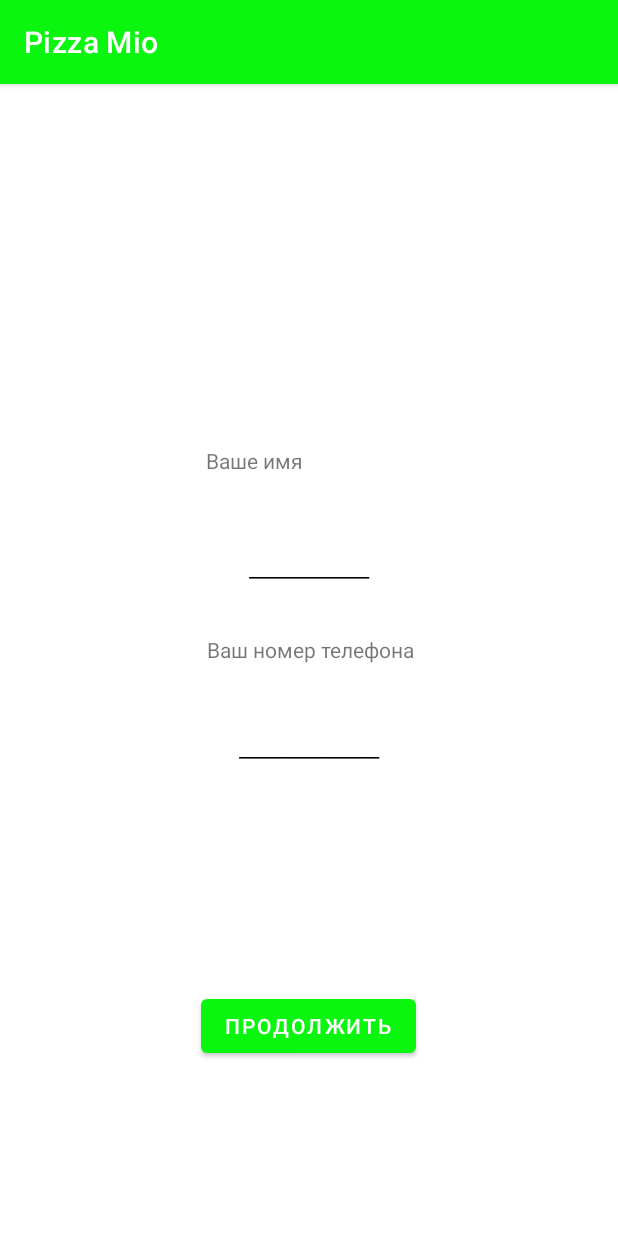
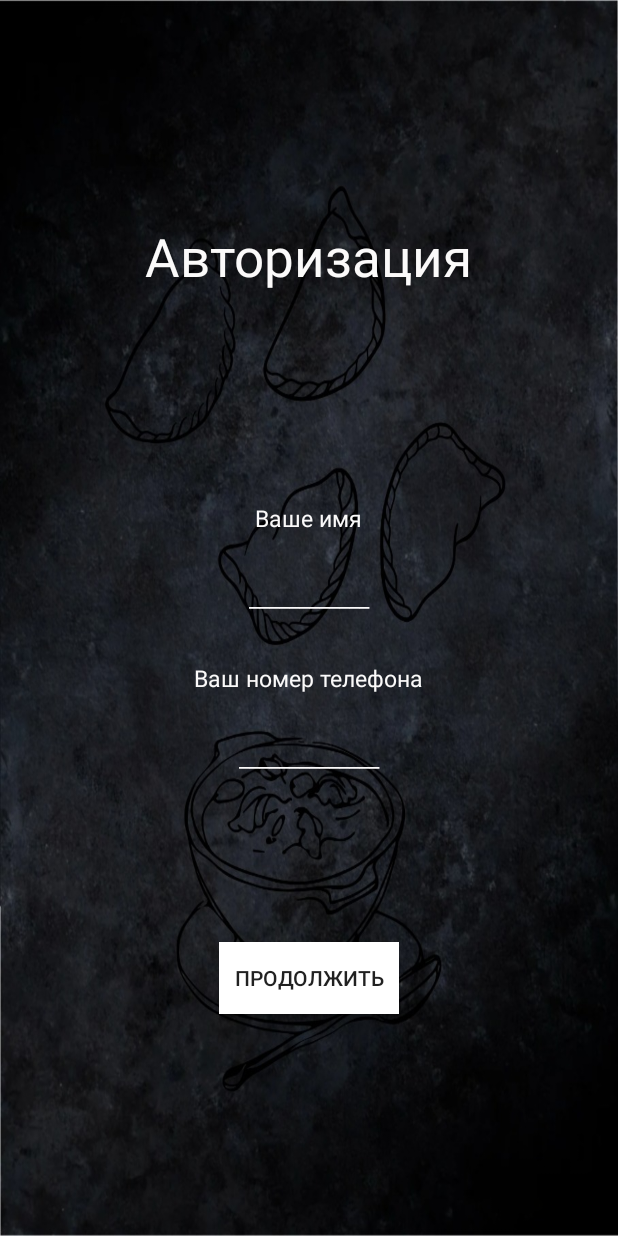
Before and after one commit to IgorK91/MioPizza, an Android app: the MainActivity screen opened directly, with no data from a screen before it, in the side drawer, after a tap on "Выход", on a phone screen of 412 x 824 dp. Run offline under Robolectric (Android 15) with nearby library versions, the phone set to English and light mode, and no system bars; our stand-ins replace Firebase (no records; nobody signed in at launch, a user with empty details on screens opened directly), navigation-ui; 2 statements that could not run were skipped.

Commit message:
28.05.2021

```diff
--- a/app/src/main/AndroidManifest.xml
+++ b/app/src/main/AndroidManifest.xml
@@ -19,7 +19,8 @@
         android:supportsRtl="true"
         android:theme="@style/Theme.MioPizza">
         <activity android:name=".MainActivity5"
-            android:screenOrientation="portrait">
+            android:screenOrientation="portrait"
+            android:theme="@style/Theme.MioPizza.NoActionBar">
             <intent-filter>
                 <action android:name="android.intent.action.MAIN"
                     />
@@ -28,7 +29,8 @@
             </intent-filter>
         </activity>
         <activity android:name=".MainActivity4"
-            android:screenOrientation="portrait">
+            android:screenOrientation="portrait"
+            android:label="@string/activity_main2">
 
         </activity>
         <activity
--- a/app/src/main/java/ru/korelyakov/miopizza/MainActivity.java
+++ b/app/src/main/java/ru/korelyakov/miopizza/MainActivity.java
@@ -3,6 +3,7 @@ package ru.korelyakov.miopizza;
 import android.annotation.SuppressLint;
 import android.content.Intent;
 import android.content.SharedPreferences;
+import android.os.Build;
 import android.os.Bundle;
 import android.os.Handler;
 import android.view.MenuItem;
@@ -38,6 +39,7 @@ public class MainActivity extends AppCompatActivity {
     private AppBarConfiguration mAppBarConfiguration;
     TextView zakazcount, client, textCartItemCount;
     String nameMain, numberMain;
+    private int currentApiVersion;
 
 
     @Override
@@ -47,7 +49,26 @@ public class MainActivity extends AppCompatActivity {
         Toolbar toolbar = findViewById(R.id.toolbar);
         setSupportActionBar(toolbar);
 
-
+        currentApiVersion = android.os.Build.VERSION.SDK_INT;
+        final int flags = View.SYSTEM_UI_FLAG_LAYOUT_STABLE
+                | View.SYSTEM_UI_FLAG_LAYOUT_HIDE_NAVIGATION
+                | View.SYSTEM_UI_FLAG_LAYOUT_FULLSCREEN
+                | View.SYSTEM_UI_FLAG_HIDE_NAVIGATION
+                | View.SYSTEM_UI_FLAG_FULLSCREEN
+                | View.SYSTEM_UI_FLAG_IMMERSIVE_STICKY;
+        if (currentApiVersion >= Build.VERSION_CODES.KITKAT) {
+            getWindow().getDecorView().setSystemUiVisibility(flags);
+            final View decorView = getWindow().getDecorView();
+            decorView
+                    .setOnSystemUiVisibilityChangeListener(new View.OnSystemUiVisibilityChangeListener() {
+                        @Override
+                        public void onSystemUiVisibilityChange(int visibility) {
+                            if ((visibility & View.SYSTEM_UI_FLAG_FULLSCREEN) == 0) {
+                                decorView.setSystemUiVisibility(flags);
+                            }
+                        }
+                    });
+        }
 
         Bundle arguments = getIntent().getExtras();
         nameMain = arguments.get("name").toString();
--- a/app/src/main/java/ru/korelyakov/miopizza/MainActivity2.java
+++ b/app/src/main/java/ru/korelyakov/miopizza/MainActivity2.java
@@ -4,6 +4,7 @@ import androidx.appcompat.app.AppCompatActivity;
 import androidx.core.view.MenuItemCompat;
 
 import android.content.Intent;
+import android.os.Build;
 import android.os.Bundle;
 import android.view.Menu;
 import android.view.MenuItem;
@@ -28,11 +29,28 @@ public class MainActivity2 extends AppCompatActivity implements
 
     private TextView mSelectText, textCartItemCount1;
     public static UniversalAdapter mAdapter;
+    private int currentApiVersion;
 
     @Override
     public void onCreate(Bundle savedInstanceState) {
         super.onCreate(savedInstanceState);
         setContentView(R.layout.activity_main2);
+
+        currentApiVersion = android.os.Build.VERSION.SDK_INT;
+        final int flags = View.SYSTEM_UI_FLAG_LAYOUT_STABLE | View.SYSTEM_UI_FLAG_LAYOUT_HIDE_NAVIGATION | View.SYSTEM_UI_FLAG_HIDE_NAVIGATION  | View.SYSTEM_UI_FLAG_IMMERSIVE_STICKY;
+        if (currentApiVersion >= Build.VERSION_CODES.KITKAT) {
+            getWindow().getDecorView().setSystemUiVisibility(flags);
+            final View decorView = getWindow().getDecorView();
+            decorView
+                    .setOnSystemUiVisibilityChangeListener(new View.OnSystemUiVisibilityChangeListener() {
+                        @Override
+                        public void onSystemUiVisibilityChange(int visibility) {
+                            if ((visibility & View.SYSTEM_UI_FLAG_FULLSCREEN) == 0) {
+                                decorView.setSystemUiVisibility(flags);
+                            }
+                        }
+                    });
+        }
 
 
         Bundle arguments = getIntent().getExtras();
--- a/app/src/main/java/ru/korelyakov/miopizza/MainActivity5.java
+++ b/app/src/main/java/ru/korelyakov/miopizza/MainActivity5.java
@@ -4,6 +4,9 @@ import androidx.appcompat.app.AppCompatActivity;
 
 import android.content.Intent;
 import android.content.SharedPreferences;
+import android.graphics.Color;
+import android.graphics.drawable.ColorDrawable;
+import android.os.Build;
 import android.os.Bundle;
 import android.view.View;
 import android.widget.Button;
@@ -19,6 +22,7 @@ public class MainActivity5 extends AppCompatActivity {
     public static String SAVED_NAME = "";
     public static String SAVED_NUMBER = "";
     String clear = "";
+    private int currentApiVersion;
 
     @Override
     protected void onCreate(Bundle savedInstanceState) {
@@ -28,6 +32,27 @@ public class MainActivity5 extends AppCompatActivity {
         name = findViewById(R.id.name);
         number = findViewById(R.id.number);
         run = findViewById(R.id.run);
+
+        currentApiVersion = android.os.Build.VERSION.SDK_INT;
+        final int flags = View.SYSTEM_UI_FLAG_LAYOUT_STABLE
+                | View.SYSTEM_UI_FLAG_LAYOUT_HIDE_NAVIGATION
+                | View.SYSTEM_UI_FLAG_LAYOUT_FULLSCREEN
+                | View.SYSTEM_UI_FLAG_HIDE_NAVIGATION
+                | View.SYSTEM_UI_FLAG_FULLSCREEN
+                | View.SYSTEM_UI_FLAG_IMMERSIVE_STICKY;
+        if (currentApiVersion >= Build.VERSION_CODES.KITKAT) {
+            getWindow().getDecorView().setSystemUiVisibility(flags);
+            final View decorView = getWindow().getDecorView();
+            decorView
+                    .setOnSystemUiVisibilityChangeListener(new View.OnSystemUiVisibilityChangeListener() {
+                        @Override
+                        public void onSystemUiVisibilityChange(int visibility) {
+                            if ((visibility & View.SYSTEM_UI_FLAG_FULLSCREEN) == 0) {
+                                decorView.setSystemUiVisibility(flags);
+                            }
+                        }
+                    });
+        }
 
         Bundle arguments = getIntent().getExtras();
 
--- a/app/src/main/java/ru/korelyakov/miopizza/ui/allmenu/UniversalAdapter.java
+++ b/app/src/main/java/ru/korelyakov/miopizza/ui/allmenu/UniversalAdapter.java
@@ -39,7 +39,7 @@ public class UniversalAdapter extends BaseAdapter {
         label.setText(mContacts.get(position).toString());
         label.setGravity(Gravity.CENTER);
         label.setTextSize(30);
-        label.setTextColor(Color.parseColor("#FF0033"));
+        label.setTextColor(Color.parseColor("#FFFFFFFF"));
         return (convertView);
     }
 
--- a/app/src/main/java/ru/korelyakov/miopizza/ui/menu/MenuAdapter.java
+++ b/app/src/main/java/ru/korelyakov/miopizza/ui/menu/MenuAdapter.java
@@ -39,7 +39,7 @@ public class MenuAdapter extends ArrayAdapter<ProductType> {
 
         label.setGravity(Gravity.CENTER);
         label.setTextSize(30);
-        label.setTextColor(Color.parseColor("#FF0033"));
+        label.setTextColor(Color.parseColor("#FFFFFFFF"));
         return (convertView);
     }
 
--- a/app/src/main/res/layout/activity_main.xml
+++ b/app/src/main/res/layout/activity_main.xml
@@ -6,6 +6,7 @@
     android:layout_width="match_parent"
     android:layout_height="match_parent"
     android:fitsSystemWindows="true"
+    android:background="@drawable/fon"
     tools:openDrawer="start">
 
     <include
--- a/app/src/main/res/layout/activity_main2.xml
+++ b/app/src/main/res/layout/activity_main2.xml
@@ -2,7 +2,8 @@
 <LinearLayout xmlns:android="http://schemas.android.com/apk/res/android"
     android:layout_width="fill_parent"
     android:layout_height="fill_parent"
-    android:orientation="vertical" >
+    android:orientation="vertical"
+    android:background="@drawable/fon">
 
     <TextView
         android:id="@+id/info2"
--- a/app/src/main/res/layout/activity_main5.xml
+++ b/app/src/main/res/layout/activity_main5.xml
@@ -4,71 +4,94 @@
     xmlns:tools="http://schemas.android.com/tools"
     android:layout_width="match_parent"
     android:layout_height="match_parent"
+    android:background="@drawable/fon"
     tools:context=".MainActivity5">
+
+    <LinearLayout
+        android:layout_width="match_parent"
+        android:layout_height="match_parent"
+        android:gravity="center"
+        android:orientation="vertical" >
+
+        <TextView
+            android:id="@+id/textView3"
+            android:layout_width="wrap_content"
+            android:layout_height="wrap_content"
+            android:text="Авторизация"
+            android:textColor="#FBFAFA"
+            android:paddingBottom="120dp"
+            android:textSize="35sp"
+            app:layout_constraintEnd_toEndOf="parent" />
+
+        <TextView
+            android:id="@+id/textView"
+            android:layout_width="wrap_content"
+            android:layout_height="wrap_content"
+            android:layout_marginTop = "20dp"
+            android:text="Ваше имя"
+            android:textSize="15sp"
+            android:textColor="#FBFAFA"
+            app:layout_constraintBottom_toTopOf="@+id/name"
+            app:layout_constraintEnd_toEndOf="parent" />
 
     <EditText
         android:id="@+id/name"
         android:layout_width="200dp"
         android:layout_height="45dp"
-        android:layout_marginTop="300dp"
         android:background="@null"
         android:ems="10"
         android:gravity="center"
         android:hint="____________"
         android:inputType="textPersonName"
-        android:textColor="#000000"
-        android:textColorHint="#000000"
+        android:textColor="#FBFAFA"
+        android:textColorHint="#FBFAFA"
+        android:textSize="15sp"
+        android:layout_marginTop = "20dp"
+        app:layout_constraintEnd_toEndOf="parent"
+        app:layout_constraintStart_toStartOf="parent"
+        app:layout_constraintTop_toTopOf="parent" />
+
+        <TextView
+            android:id="@+id/textView6"
+            android:layout_width="wrap_content"
+            android:layout_height="wrap_content"
+            android:text="Ваш номер телефона"
+            android:textColor="#FBFAFA"
+            android:textSize="15sp"
+            android:layout_marginTop = "20dp"
+            app:layout_constraintBottom_toTopOf="@+id/number"
+            app:layout_constraintEnd_toEndOf="parent" />
+
+    <EditText
+        android:id="@+id/number"
+        android:layout_width="200dp"
+        android:layout_height="45dp"
+        android:background="@null"
+        android:ems="10"
+        android:gravity="center"
+        android:hint="______________"
+        android:inputType="textPersonName"
+        android:textColor="#FBFAFA"
+        android:textColorHint="#FBFAFA"
+        android:layout_marginTop = "20dp"
         android:textSize="15sp"
         app:layout_constraintEnd_toEndOf="parent"
         app:layout_constraintStart_toStartOf="parent"
         app:layout_constraintTop_toTopOf="parent" />
 
-    <EditText
-        android:id="@+id/number"
-        android:layout_width="200dp"
-        android:layout_height="45dp"
-        android:layout_marginTop="420dp"
-        android:background="@null"
-        android:ems="10"
-        android:gravity="center"
-        android:hint="______________"
-        android:inputType="textPersonName"
-        android:textColor="#000000"
-        android:textColorHint="#000000"
-        android:textSize="15sp"
-        app:layout_constraintEnd_toEndOf="parent"
-        app:layout_constraintStart_toStartOf="parent"
-        app:layout_constraintTop_toTopOf="parent" />
 
-    <TextView
-        android:id="@+id/textView"
-        android:layout_width="wrap_content"
-        android:layout_height="wrap_content"
-        android:layout_marginEnd="210dp"
-        android:layout_marginBottom="39dp"
-        android:text="Ваше имя"
-        app:layout_constraintBottom_toTopOf="@+id/name"
-        app:layout_constraintEnd_toEndOf="parent" />
-
-    <TextView
-        android:id="@+id/textView6"
-        android:layout_width="wrap_content"
-        android:layout_height="wrap_content"
-        android:layout_marginEnd="135dp"
-        android:layout_marginBottom="33dp"
-        android:text="Ваш номер телефона"
-        app:layout_constraintBottom_toTopOf="@+id/number"
-        app:layout_constraintEnd_toEndOf="parent" />
-
-    <Button
+        <androidx.appcompat.widget.AppCompatButton
             android:id="@+id/run"
             android:layout_width="wrap_content"
             android:layout_height="wrap_content"
-        android:layout_marginStart="134dp"
-        android:layout_marginBottom="116dp"
+            android:layout_marginTop = "100dp"
             android:onClick="Run"
+            android:background="@color/white"
             android:text="Продолжить"
+            android:padding="10dp"
             app:layout_constraintBottom_toBottomOf="parent"
             app:layout_constraintStart_toStartOf="parent" />
 
+    </LinearLayout>
+
 </androidx.constraintlayout.widget.ConstraintLayout>
--- a/app/src/main/res/layout/fragment_contacts.xml
+++ b/app/src/main/res/layout/fragment_contacts.xml
@@ -14,6 +14,7 @@
         android:layout_marginTop="630dp"
         android:layout_marginEnd="8dp"
         android:textAlignment="center"
+        android:textColor="#FBFAFA"
         android:textSize="15sp"
         app:layout_constraintEnd_toEndOf="parent"
         app:layout_constraintHorizontal_bias="0.0"
@@ -28,6 +29,7 @@
         android:layout_marginTop="670dp"
         android:layout_marginEnd="8dp"
         android:textAlignment="center"
+        android:textColor="#FBFAFA"
         android:textSize="15sp"
         app:layout_constraintEnd_toEndOf="parent"
         app:layout_constraintHorizontal_bias="0.0"
--- a/app/src/main/res/values/colors.xml
+++ b/app/src/main/res/values/colors.xml
@@ -1,8 +1,8 @@
 <?xml version="1.0" encoding="utf-8"?>
 <resources>
     <color name="purple_200">#FFBB86FC</color>
-    <color name="purple_500">#0BF60F</color>
-    <color name="purple_700">#0BF60F</color>
+    <color name="purple_500">#000000</color>
+    <color name="purple_700">#000000</color>
     <color name="teal_200">#FF03DAC5</color>
     <color name="teal_700">#FF018786</color>
     <color name="black">#FF000000</color>
```
Also changed, not shown: app/src/main/java/ru/korelyakov/miopizza/MainActivity4.java (+21 -8 lines), app/src/main/res/layout/activity_main4.xml (+78 -35 lines). Lines whose indentation alone changed are shown as unchanged.
